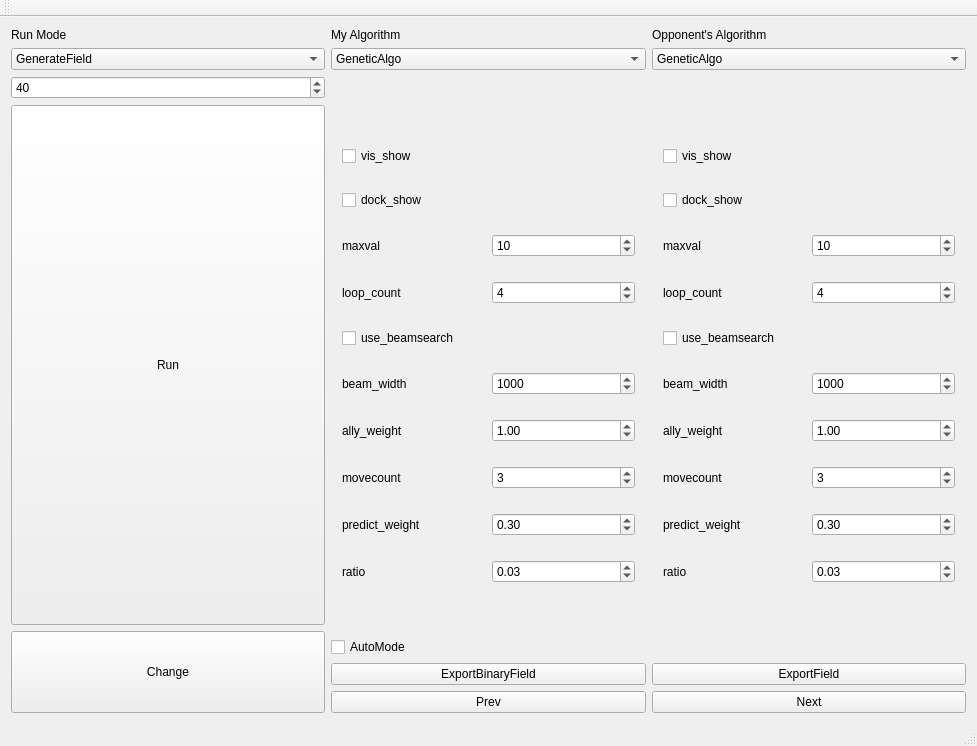
Above: Mejirodai/mejirodai.ui from tnct-spc/procon2018-comp before the change. Below: the same form after it.
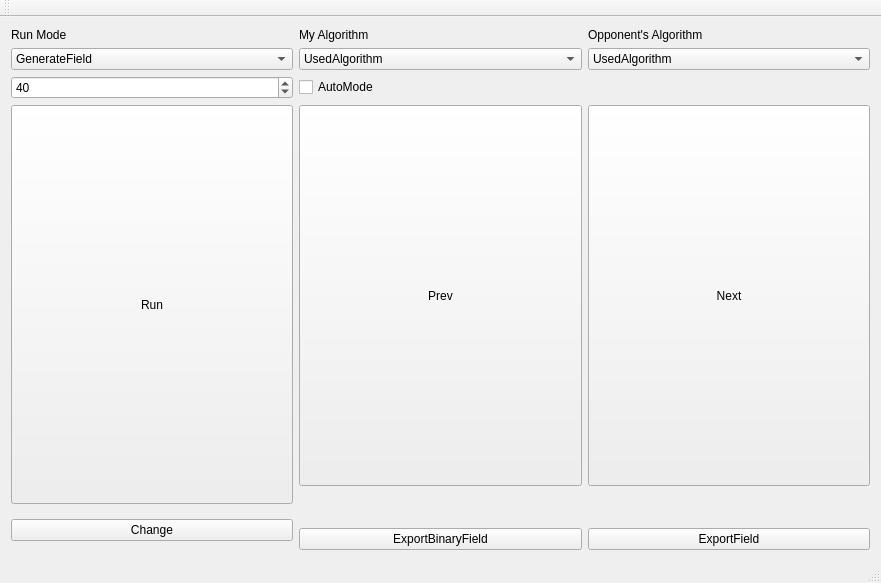
That is the form after the change. The open tabs and pages were chosen to show the change.

Commit message: [update]公開用によしなに改造した

The edit to the form file:
```diff
--- a/Mejirodai/mejirodai.ui
+++ b/Mejirodai/mejirodai.ui
@@ -6,12 +6,12 @@
    <rect>
     <x>0</x>
     <y>0</y>
-    <width>977</width>
-    <height>746</height>
+    <width>881</width>
+    <height>583</height>
    </rect>
   </property>
   <property name="sizePolicy">
-   <sizepolicy hsizetype="Preferred" vsizetype="Preferred">
+   <sizepolicy hsizetype="Preferred" vsizetype="MinimumExpanding">
     <horstretch>0</horstretch>
     <verstretch>0</verstretch>
    </sizepolicy>
@@ -21,36 +21,10 @@
   </property>
   <widget class="QWidget" name="centralWidget">
    <layout class="QGridLayout" name="gridLayout">
-    <item row="0" column="1">
-     <widget class="QLabel" name="label">
-      <property name="sizePolicy">
-       <sizepolicy hsizetype="Preferred" vsizetype="Minimum">
-        <horstretch>0</horstretch>
-        <verstretch>0</verstretch>
-       </sizepolicy>
-      </property>
-      <property name="text">
-       <string>My Algorithm</string>
-      </property>
-     </widget>
-    </item>
-    <item row="12" column="1" alignment="Qt::AlignBottom">
-     <widget class="QPushButton" name="goPrev">
-      <property name="sizePolicy">
-       <sizepolicy hsizetype="Preferred" vsizetype="Maximum">
-        <horstretch>0</horstretch>
-        <verstretch>0</verstretch>
-       </sizepolicy>
-      </property>
-      <property name="text">
-       <string>Prev</string>
-      </property>
-     </widget>
-    </item>
-    <item row="10" column="1">
+    <item row="2" column="1">
      <widget class="QCheckBox" name="autoMode">
       <property name="sizePolicy">
-       <sizepolicy hsizetype="Minimum" vsizetype="Maximum">
+       <sizepolicy hsizetype="Preferred" vsizetype="Fixed">
         <horstretch>0</horstretch>
         <verstretch>0</verstretch>
        </sizepolicy>
@@ -60,142 +34,6 @@
       </property>
      </widget>
     </item>
-    <item row="11" column="1">
-     <widget class="QPushButton" name="ExportFieldBinary">
-      <property name="text">
-       <string>ExportBinaryField</string>
-      </property>
-     </widget>
-    </item>
-    <item row="9" column="0" rowspan="4">
-     <widget class="QPushButton" name="changeButton">
-      <property name="sizePolicy">
-       <sizepolicy hsizetype="Minimum" vsizetype="Preferred">
-        <horstretch>0</horstretch>
-        <verstretch>0</verstretch>
-       </sizepolicy>
-      </property>
-      <property name="text">
-       <string>Change</string>
-      </property>
-     </widget>
-    </item>
-    <item row="12" column="2" alignment="Qt::AlignBottom">
-     <widget class="QPushButton" name="goNext">
-      <property name="sizePolicy">
-       <sizepolicy hsizetype="Preferred" vsizetype="Maximum">
-        <horstretch>0</horstretch>
-        <verstretch>0</verstretch>
-       </sizepolicy>
-      </property>
-      <property name="font">
-       <font>
-        <kerning>true</kerning>
-       </font>
-      </property>
-      <property name="text">
-       <string>Next</string>
-      </property>
-     </widget>
-    </item>
-    <item row="1" column="1">
-     <widget class="QComboBox" name="selectMyAlgorithmBox">
-      <property name="sizePolicy">
-       <sizepolicy hsizetype="Preferred" vsizetype="Minimum">
-        <horstretch>0</horstretch>
-        <verstretch>0</verstretch>
-       </sizepolicy>
-      </property>
-      <property name="styleSheet">
-       <string notr="true">MyAlgorithm</string>
-      </property>
-      <item>
-       <property name="text">
-        <string>GeneticAlgo</string>
-       </property>
-      </item>
-      <item>
-       <property name="text">
-        <string>DepthFirstSearch</string>
-       </property>
-      </item>
-      <item>
-       <property name="text">
-        <string>TypicalDPForDouble</string>
-       </property>
-      </item>
-      <item>
-       <property name="text">
-        <string>WarshallFloydAlgorithm</string>
-       </property>
-      </item>
-      <item>
-       <property name="text">
-        <string>MajorityRuleWithAbstData</string>
-       </property>
-      </item>
-      <item>
-       <property name="text">
-        <string>UseAbstMonteCarlo</string>
-       </property>
-      </item>
-      <item>
-       <property name="text">
-        <string>UseAbstractData</string>
-       </property>
-      </item>
-      <item>
-       <property name="text">
-        <string>DoubleAgentWithNash</string>
-       </property>
-      </item>
-      <item>
-       <property name="text">
-        <string>DoubleAgentWithSimpleMC</string>
-       </property>
-      </item>
-      <item>
-       <property name="text">
-        <string>DoubleAgentWithUniformMC</string>
-       </property>
-      </item>
-      <item>
-       <property name="text">
-        <string>EvaluateParam</string>
-       </property>
-      </item>
-      <item>
-       <property name="text">
-        <string>TestDoubleAgentAlgo</string>
-       </property>
-      </item>
-      <item>
-       <property name="text">
-        <string>SimpleAlgorithm</string>
-       </property>
-      </item>
-      <item>
-       <property name="text">
-        <string>MontecarloWithAlgo</string>
-       </property>
-      </item>
-      <item>
-       <property name="text">
-        <string>BeamSearch</string>
-       </property>
-      </item>
-      <item>
-       <property name="text">
-        <string>DummyAlgorithm</string>
-       </property>
-      </item>
-      <item>
-       <property name="text">
-        <string>LastRegion</string>
-       </property>
-      </item>
-     </widget>
-    </item>
     <item row="1" column="0">
      <widget class="QComboBox" name="InputMethodSelect">
       <item>
@@ -222,561 +60,25 @@
     </item>
     <item row="0" column="0">
      <widget class="QLabel" name="modeLabel">
+      <property name="sizePolicy">
+       <sizepolicy hsizetype="Expanding" vsizetype="Preferred">
+        <horstretch>0</horstretch>
+        <verstretch>0</verstretch>
+       </sizepolicy>
+      </property>
       <property name="text">
        <string>Run Mode</string>
       </property>
      </widget>
     </item>
-    <item row="1" column="2">
-     <widget class="QComboBox" name="selectOpponentAlgorithmBox">
-      <property name="sizePolicy">
-       <sizepolicy hsizetype="Preferred" vsizetype="Minimum">
-        <horstretch>0</horstretch>
-        <verstretch>0</verstretch>
-       </sizepolicy>
-      </property>
-      <item>
-       <property name="text">
-        <string>GeneticAlgo</string>
-       </property>
-      </item>
-      <item>
-       <property name="text">
-        <string>DepthFirstSearch</string>
-       </property>
-      </item>
-      <item>
-       <property name="text">
-        <string>TypicalDPForDouble</string>
-       </property>
-      </item>
-      <item>
-       <property name="text">
-        <string>WarshallFloydAlgorithm</string>
-       </property>
-      </item>
-      <item>
-       <property name="text">
-        <string>MajorityRuleWithAbstData</string>
-       </property>
-      </item>
-      <item>
-       <property name="text">
-        <string>UseAbstMonteCarlo</string>
-       </property>
-      </item>
-      <item>
-       <property name="text">
-        <string>UseAbstractData</string>
-       </property>
-      </item>
-      <item>
-       <property name="text">
-        <string>DoubleAgentWithSimpleMC</string>
-       </property>
-      </item>
-      <item>
-       <property name="text">
-        <string>DoubleAgentWithUniformMC</string>
-       </property>
-      </item>
-      <item>
-       <property name="text">
-        <string>DoubleAgentWithNash</string>
-       </property>
-      </item>
-      <item>
-       <property name="text">
-        <string>EvaluateParam</string>
-       </property>
-      </item>
-      <item>
-       <property name="text">
-        <string>TestDoubleAgentAlgo</string>
-       </property>
-      </item>
-      <item>
-       <property name="text">
-        <string>SimpleAlgorithm</string>
-       </property>
-      </item>
-      <item>
-       <property name="text">
-        <string>MontecarloWithAlgo</string>
-       </property>
-      </item>
-      <item>
-       <property name="text">
-        <string>BeamSearch</string>
-       </property>
-      </item>
-      <item>
-       <property name="text">
-        <string>DummyAlgorithm</string>
-       </property>
-      </item>
-      <item>
-       <property name="text">
-        <string>LastRegion</string>
-       </property>
-      </item>
-     </widget>
-    </item>
-    <item row="11" column="2">
-     <widget class="QPushButton" name="exportField">
-      <property name="text">
-       <string>ExportField</string>
-      </property>
-     </widget>
-    </item>
-    <item row="0" column="2">
-     <widget class="QLabel" name="label_2">
-      <property name="sizePolicy">
-       <sizepolicy hsizetype="Preferred" vsizetype="Minimum">
-        <horstretch>0</horstretch>
-        <verstretch>0</verstretch>
-       </sizepolicy>
-      </property>
-      <property name="text">
-       <string>Opponent's Algorithm</string>
-      </property>
-     </widget>
-    </item>
-    <item row="5" column="2">
-     <widget class="QStackedWidget" name="opponent_stackedWidget">
-      <property name="sizePolicy">
-       <sizepolicy hsizetype="Preferred" vsizetype="Preferred">
-        <horstretch>0</horstretch>
-        <verstretch>0</verstretch>
-       </sizepolicy>
-      </property>
-      <property name="currentIndex">
-       <number>12</number>
-      </property>
-      <widget class="QWidget" name="GeneticAlgo_opponent">
-       <widget class="QLabel" name="label_4">
-        <property name="geometry">
-         <rect>
-          <x>10</x>
-          <y>100</y>
-          <width>251</width>
-          <height>81</height>
-         </rect>
-        </property>
-        <property name="text">
-         <string>GeneticAlgo</string>
-        </property>
-       </widget>
-      </widget>
-      <widget class="QWidget" name="DepthFirstSearch_opponent">
-       <layout class="QGridLayout" name="gridLayout_3">
-        <item row="3" column="0">
-         <widget class="QLabel" name="label_17">
-          <property name="text">
-           <string>loop_count</string>
-          </property>
-         </widget>
-        </item>
-        <item row="10" column="0">
-         <widget class="QLabel" name="label_20">
-          <property name="text">
-           <string>movecount</string>
-          </property>
-         </widget>
-        </item>
-        <item row="2" column="0">
-         <widget class="QLabel" name="label_12">
-          <property name="text">
-           <string>maxval</string>
-          </property>
-         </widget>
-        </item>
-        <item row="4" column="0">
-         <widget class="QCheckBox" name="use_beamsearch_2">
-          <property name="text">
-           <string>use_beamsearch</string>
-          </property>
-         </widget>
-        </item>
-        <item row="6" column="0">
-         <widget class="QLabel" name="label_19">
-          <property name="text">
-           <string>ally_weight</string>
-          </property>
-         </widget>
-        </item>
-        <item row="12" column="0">
-         <widget class="QLabel" name="label_21">
-          <property name="text">
-           <string>predict_weight</string>
-          </property>
-         </widget>
-        </item>
-        <item row="5" column="0">
-         <widget class="QLabel" name="label_18">
-          <property name="text">
-           <string>beam_width</string>
-          </property>
-         </widget>
-        </item>
-        <item row="1" column="0">
-         <widget class="QCheckBox" name="dock_show_2">
-          <property name="text">
-           <string>dock_show</string>
-          </property>
-         </widget>
-        </item>
-        <item row="3" column="1">
-         <widget class="QSpinBox" name="loop_count_2">
-          <property name="maximum">
-           <number>15</number>
-          </property>
-          <property name="value">
-           <number>4</number>
-          </property>
-         </widget>
-        </item>
-        <item row="0" column="0">
-         <widget class="QCheckBox" name="vis_show_2">
-          <property name="text">
-           <string>vis_show</string>
-          </property>
-         </widget>
-        </item>
-        <item row="2" column="1">
-         <widget class="QSpinBox" name="maxval_2">
-          <property name="maximum">
-           <number>80</number>
-          </property>
-          <property name="value">
-           <number>10</number>
-          </property>
-         </widget>
-        </item>
-        <item row="5" column="1">
-         <widget class="QSpinBox" name="beam_width_2">
-          <property name="minimum">
-           <number>1</number>
-          </property>
-          <property name="maximum">
-           <number>10000</number>
-          </property>
-          <property name="value">
-           <number>1000</number>
-          </property>
-         </widget>
-        </item>
-        <item row="10" column="1">
-         <widget class="QSpinBox" name="movecount_2">
-          <property name="minimum">
-           <number>1</number>
-          </property>
-          <property name="maximum">
-           <number>9</number>
-          </property>
-          <property name="value">
-           <number>3</number>
-          </property>
-         </widget>
-        </item>
-        <item row="12" column="1">
-         <widget class="QDoubleSpinBox" name="predict_weight_2">
-          <property name="minimum">
-           <double>-5.000000000000000</double>
-          </property>
-          <property name="maximum">
-           <double>5.000000000000000</double>
-          </property>
-          <property name="value">
-           <double>0.300000000000000</double>
-          </property>
-         </widget>
-        </item>
-        <item row="6" column="1">
-         <widget class="QDoubleSpinBox" name="ally_weight_2">
-          <property name="minimum">
-           <double>-5.000000000000000</double>
-          </property>
-          <property name="maximum">
-           <double>5.000000000000000</double>
-          </property>
-          <property name="value">
-           <double>1.000000000000000</double>
-          </property>
-         </widget>
-        </item>
-        <item row="13" column="0">
-         <widget class="QLabel" name="label_6">
-          <property name="text">
-           <string>ratio</string>
-          </property>
-         </widget>
-        </item>
-        <item row="13" column="1">
-         <widget class="QDoubleSpinBox" name="ratio_2">
-          <property name="minimum">
-           <double>0.010000000000000</double>
-          </property>
-          <property name="maximum">
-           <double>1.000000000000000</double>
-          </property>
-          <property name="value">
-           <double>0.030000000000000</double>
-          </property>
-         </widget>
-        </item>
-       </layout>
-      </widget>
-      <widget class="QWidget" name="MajorityRuleWithAbstData_opponent"/>
-      <widget class="QWidget" name="UseAbstMonteCarlo_opponent"/>
-      <widget class="QWidget" name="UseAbstractData_opponent"/>
-      <widget class="QWidget" name="DoubleAgentWithSimpleMC_opponent"/>
-      <widget class="QWidget" name="DoubleAgentWithUniformMC_opponent"/>
-      <widget class="QWidget" name="DoubleAgentWithNash_opponent"/>
-      <widget class="QWidget" name="EvaluateParam_opponent"/>
-      <widget class="QWidget" name="TestDoubleAgentAlgo_opponent"/>
-      <widget class="QWidget" name="SimpleAlgorithm_opponent"/>
-      <widget class="QWidget" name="MontecarloWithAlgo_opponent"/>
-      <widget class="QWidget" name="page_17"/>
-      <widget class="QWidget" name="DummyAlgorithm_opponent">
-       <widget class="QLabel" name="label_10">
-        <property name="geometry">
-         <rect>
-          <x>10</x>
-          <y>100</y>
-          <width>251</width>
-          <height>81</height>
-         </rect>
-        </property>
-        <property name="text">
-         <string>DummyAlgorithm</string>
-        </property>
-       </widget>
-      </widget>
-     </widget>
-    </item>
-    <item row="5" column="1">
-     <widget class="QStackedWidget" name="my_stackedWidget">
-      <property name="currentIndex">
-       <number>13</number>
-      </property>
-      <widget class="QWidget" name="GeneticAlgo_my">
-       <widget class="QLabel" name="label_3">
-        <property name="geometry">
-         <rect>
-          <x>10</x>
-          <y>100</y>
-          <width>251</width>
-          <height>81</height>
-         </rect>
-        </property>
-        <property name="text">
-         <string>GeneticAlgo</string>
-        </property>
-       </widget>
-      </widget>
-      <widget class="QWidget" name="DepthFirstSearch_my">
-       <layout class="QGridLayout" name="gridLayout_2">
-        <item row="7" column="0">
-         <widget class="QLabel" name="label_11">
-          <property name="text">
-           <string>loop_count</string>
-          </property>
-         </widget>
-        </item>
-        <item row="10" column="0">
-         <widget class="QLabel" name="label_ally_weight">
-          <property name="text">
-           <string>ally_weight</string>
-          </property>
-         </widget>
-        </item>
-        <item row="1" column="0">
-         <widget class="QCheckBox" name="dock_show">
-          <property name="text">
-           <string>dock_show</string>
-          </property>
-         </widget>
-        </item>
-        <item row="11" column="0">
-         <widget class="QLabel" name="label_movecount">
-          <property name="text">
-           <string>movecount</string>
-          </property>
-         </widget>
-        </item>
-        <item row="9" column="0">
-         <widget class="QLabel" name="label_beam_width">
-          <property name="text">
-           <string>beam_width</string>
-          </property>
-         </widget>
-        </item>
-        <item row="5" column="1">
-         <widget class="QSpinBox" name="maxval">
-          <property name="maximum">
-           <number>80</number>
-          </property>
-          <property name="value">
-           <number>10</number>
-          </property>
-         </widget>
-        </item>
-        <item row="7" column="1">
-         <widget class="QSpinBox" name="loop_count">
-          <property name="maximum">
-           <number>15</number>
-          </property>
-          <property name="value">
-           <number>4</number>
-          </property>
-         </widget>
-        </item>
-        <item row="9" column="1">
-         <widget class="QSpinBox" name="beam_width">
-          <property name="minimum">
-           <number>1</number>
-          </property>
-          <property name="maximum">
-           <number>10000</number>
-          </property>
-          <property name="value">
-           <number>1000</number>
-          </property>
-         </widget>
-        </item>
-        <item row="11" column="1">
-         <widget class="QSpinBox" name="movecount">
-          <property name="minimum">
-           <number>1</number>
-          </property>
-          <property name="maximum">
-           <number>9</number>
-          </property>
-          <property name="value">
-           <number>3</number>
-          </property>
-         </widget>
-        </item>
-        <item row="8" column="0">
-         <widget class="QCheckBox" name="use_beamsearch">
-          <property name="text">
-           <string>use_beamsearch</string>
-          </property>
-         </widget>
-        </item>
-        <item row="12" column="1">
-         <widget class="QDoubleSpinBox" name="predict_weight">
-          <property name="minimum">
-           <double>-5.000000000000000</double>
-          </property>
-          <property name="maximum">
-           <double>5.000000000000000</double>
-          </property>
-          <property name="value">
-           <double>0.300000000000000</double>
-          </property>
-         </widget>
-        </item>
-        <item row="5" column="0">
-         <widget class="QLabel" name="label_8">
-          <property name="text">
-           <string>maxval</string>
-          </property>
-         </widget>
-        </item>
-        <item row="12" column="0">
-         <widget class="QLabel" name="label_16">
-          <property name="text">
-           <string>predict_weight</string>
-          </property>
-         </widget>
-        </item>
-        <item row="10" column="1">
-         <widget class="QDoubleSpinBox" name="ally_weight">
-          <property name="minimum">
-           <double>-5.000000000000000</double>
-          </property>
-          <property name="maximum">
-           <double>5.000000000000000</double>
-          </property>
-          <property name="value">
-           <double>1.000000000000000</double>
-          </property>
-         </widget>
-        </item>
-        <item row="0" column="0">
-         <widget class="QCheckBox" name="vis_show">
-          <property name="text">
-           <string>vis_show</string>
-          </property>
-         </widget>
-        </item>
-        <item row="13" column="0">
-         <widget class="QLabel" name="label_5">
-          <property name="text">
-           <string>ratio</string>
-          </property>
-         </widget>
-        </item>
-        <item row="13" column="1">
-         <widget class="QDoubleSpinBox" name="ratio">
-          <property name="minimum">
-           <double>0.010000000000000</double>
-          </property>
-          <property name="maximum">
-           <double>1.000000000000000</double>
-          </property>
-          <property name="value">
-           <double>0.030000000000000</double>
-          </property>
-         </widget>
-        </item>
-       </layout>
-      </widget>
-      <widget class="QWidget" name="MajorityRuleWithAbstData_my"/>
-      <widget class="QWidget" name="UseAbstMonteCarlo_my"/>
-      <widget class="QWidget" name="UseAbstractData_my"/>
-      <widget class="QWidget" name="DoubleAgentWithNash_my"/>
-      <widget class="QWidget" name="DoubleAgentWithSimpleMC_my"/>
-      <widget class="QWidget" name="DoubleAgentWithUniformMC_my"/>
-      <widget class="QWidget" name="EvaluateParam_my"/>
-      <widget class="QWidget" name="TestDoubleAgentAlgo_my"/>
-      <widget class="QWidget" name="SimpleAlgorithm_my"/>
-      <widget class="QWidget" name="MontecarloWithAlgo_my"/>
-      <widget class="QWidget" name="BeamSearch_my"/>
-      <widget class="QWidget" name="DummyAlgorithm_my">
-       <widget class="QLabel" name="label_9">
-        <property name="geometry">
-         <rect>
-          <x>10</x>
-          <y>100</y>
-          <width>251</width>
-          <height>81</height>
-         </rect>
-        </property>
-        <property name="text">
-         <string>DummyAlgorithm</string>
-        </property>
-       </widget>
-      </widget>
-     </widget>
-    </item>
-    <item row="3" column="0" rowspan="4">
-     <widget class="QPushButton" name="runButton">
-      <property name="sizePolicy">
-       <sizepolicy hsizetype="MinimumExpanding" vsizetype="Preferred">
-        <horstretch>0</horstretch>
-        <verstretch>0</verstretch>
-       </sizepolicy>
-      </property>
-      <property name="text">
-       <string>Run</string>
-      </property>
-     </widget>
-    </item>
     <item row="2" column="0">
      <widget class="QSpinBox" name="finalTurn">
+      <property name="sizePolicy">
+       <sizepolicy hsizetype="Preferred" vsizetype="Fixed">
+        <horstretch>0</horstretch>
+        <verstretch>0</verstretch>
+       </sizepolicy>
+      </property>
       <property name="minimum">
        <number>10</number>
       </property>
@@ -788,8 +90,168 @@
       </property>
      </widget>
     </item>
+    <item row="4" column="0" rowspan="4">
+     <widget class="QPushButton" name="runButton">
+      <property name="sizePolicy">
+       <sizepolicy hsizetype="Preferred" vsizetype="Preferred">
+        <horstretch>0</horstretch>
+        <verstretch>0</verstretch>
+       </sizepolicy>
+      </property>
+      <property name="text">
+       <string>Run</string>
+      </property>
+     </widget>
+    </item>
+    <item row="4" column="2">
+     <widget class="QPushButton" name="goNext">
+      <property name="sizePolicy">
+       <sizepolicy hsizetype="Preferred" vsizetype="MinimumExpanding">
+        <horstretch>0</horstretch>
+        <verstretch>0</verstretch>
+       </sizepolicy>
+      </property>
+      <property name="font">
+       <font>
+        <kerning>true</kerning>
+       </font>
+      </property>
+      <property name="text">
+       <string>Next</string>
+      </property>
+     </widget>
+    </item>
+    <item row="12" column="1">
+     <widget class="QPushButton" name="ExportFieldBinary">
+      <property name="sizePolicy">
+       <sizepolicy hsizetype="Preferred" vsizetype="Fixed">
+        <horstretch>0</horstretch>
+        <verstretch>0</verstretch>
+       </sizepolicy>
+      </property>
+      <property name="text">
+       <string>ExportBinaryField</string>
+      </property>
+     </widget>
+    </item>
+    <item row="1" column="1">
+     <widget class="QComboBox" name="selectMyAlgorithmBox">
+      <property name="sizePolicy">
+       <sizepolicy hsizetype="Preferred" vsizetype="Fixed">
+        <horstretch>0</horstretch>
+        <verstretch>0</verstretch>
+       </sizepolicy>
+      </property>
+      <property name="styleSheet">
+       <string notr="true">MyAlgorithm</string>
+      </property>
+      <item>
+       <property name="text">
+        <string>UsedAlgorithm</string>
+       </property>
+      </item>
+      <item>
+       <property name="text">
+        <string>DummyAlgorithm</string>
+       </property>
+      </item>
+     </widget>
+    </item>
+    <item row="0" column="2">
+     <widget class="QLabel" name="label_2">
+      <property name="sizePolicy">
+       <sizepolicy hsizetype="Expanding" vsizetype="Minimum">
+        <horstretch>0</horstretch>
+        <verstretch>0</verstretch>
+       </sizepolicy>
+      </property>
+      <property name="text">
+       <string>Opponent's Algorithm</string>
+      </property>
+     </widget>
+    </item>
+    <item row="9" column="0" rowspan="4">
+     <widget class="QPushButton" name="changeButton">
+      <property name="sizePolicy">
+       <sizepolicy hsizetype="Preferred" vsizetype="Fixed">
+        <horstretch>0</horstretch>
+        <verstretch>0</verstretch>
+       </sizepolicy>
+      </property>
+      <property name="text">
+       <string>Change</string>
+      </property>
+     </widget>
+    </item>
+    <item row="1" column="2">
+     <widget class="QComboBox" name="selectOpponentAlgorithmBox">
+      <property name="sizePolicy">
+       <sizepolicy hsizetype="Preferred" vsizetype="Fixed">
+        <horstretch>0</horstretch>
+        <verstretch>0</verstretch>
+       </sizepolicy>
+      </property>
+      <item>
+       <property name="text">
+        <string>UsedAlgorithm</string>
+       </property>
+      </item>
+      <item>
+       <property name="text">
+        <string>DummyAlgorithm</string>
+       </property>
+      </item>
+     </widget>
+    </item>
+    <item row="12" column="2">
+     <widget class="QPushButton" name="exportField">
+      <property name="sizePolicy">
+       <sizepolicy hsizetype="Preferred" vsizetype="Fixed">
+        <horstretch>0</horstretch>
+        <verstretch>0</verstretch>
+       </sizepolicy>
+      </property>
+      <property name="text">
+       <string>ExportField</string>
+      </property>
+     </widget>
+    </item>
+    <item row="0" column="1">
+     <widget class="QLabel" name="label">
+      <property name="sizePolicy">
+       <sizepolicy hsizetype="Expanding" vsizetype="Minimum">
+        <horstretch>0</horstretch>
+        <verstretch>0</verstretch>
+       </sizepolicy>
+      </property>
+      <property name="text">
+       <string>My Algorithm</string>
+      </property>
+     </widget>
+    </item>
+    <item row="4" column="1">
+     <widget class="QPushButton" name="goPrev">
+      <property name="sizePolicy">
+       <sizepolicy hsizetype="Preferred" vsizetype="MinimumExpanding">
+        <horstretch>0</horstretch>
+        <verstretch>0</verstretch>
+       </sizepolicy>
+      </property>
+      <property name="text">
+       <string>Prev</string>
+      </property>
+     </widget>
+    </item>
    </layout>
   </widget>
+  <widget class="QToolBar" name="mainToolBar">
+   <attribute name="toolBarArea">
+    <enum>TopToolBarArea</enum>
+   </attribute>
+   <attribute name="toolBarBreak">
+    <bool>false</bool>
+   </attribute>
+  </widget>
   <widget class="QMenuBar" name="menuBar">
    <property name="geometry">
     <rect>
@@ -800,14 +262,6 @@
     </rect>
    </property>
   </widget>
-  <widget class="QToolBar" name="mainToolBar">
-   <attribute name="toolBarArea">
-    <enum>TopToolBarArea</enum>
-   </attribute>
-   <attribute name="toolBarBreak">
-    <bool>false</bool>
-   </attribute>
-  </widget>
   <widget class="QStatusBar" name="statusBar"/>
  </widget>
  <layoutdefault spacing="6" margin="11"/>
```
Left out of the diff: 4 changed lines with no effect on the pictures. The commit also changes 2 other files.
